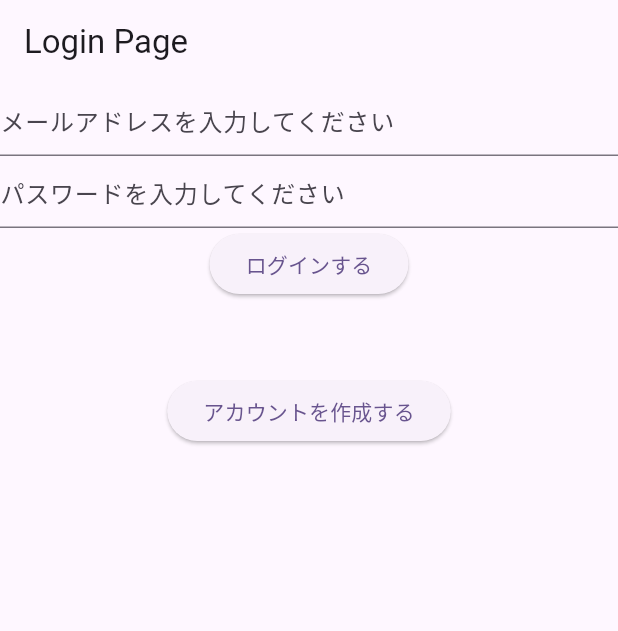
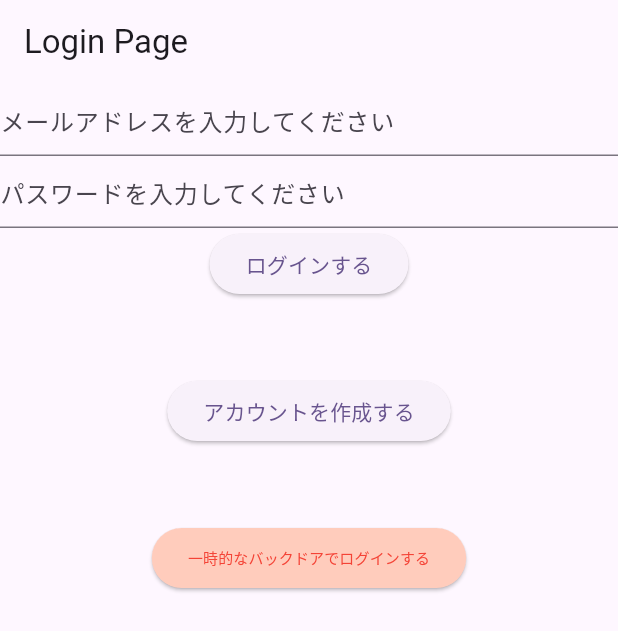
Before and after one commit to Taichi93258/-matchingservice, a Flutter app: the screen it shows after launch, on a phone screen of 412 x 824 dp. Shown: the top 631 px of the screen. Run offline on Flutter 3.47's test engine with Material 2 defaults, Android fonts, the phone set to English and light mode, and no system bars; our stand-ins replace firebase_auth, logger; accounts and stored records are empty.

Commit message:
バックドアを追加(一時的)

```diff
--- a/project/lib/src/login/login_page.dart
+++ b/project/lib/src/login/login_page.dart
@@ -112,8 +112,18 @@ class _LoginPageState extends State<LoginPage> {
           ),
           const SizedBox(height: 50),
           ElevatedButton(
-              onPressed: () => Navigator.pushNamed(context, '/login/signup'),
-              child: const Text("アカウントを作成する"))
+              onPressed: () =>
+                  Navigator.pushReplacementNamed(context, '/login/signup'),
+              child: const Text("アカウントを作成する")),
+          const SizedBox(height: 50),
+          ElevatedButton(
+              onPressed: () => Navigator.pushReplacementNamed(
+                  context, '/home/profile', arguments: null),
+              style: ButtonStyle(
+                  backgroundColor:
+                      MaterialStateProperty.all(Colors.deepOrange[100])),
+              child: const Text("一時的なバックドアでログインする",
+                  style: TextStyle(fontSize: 10, color: Colors.red))),
         ],
       )),
     );
```
